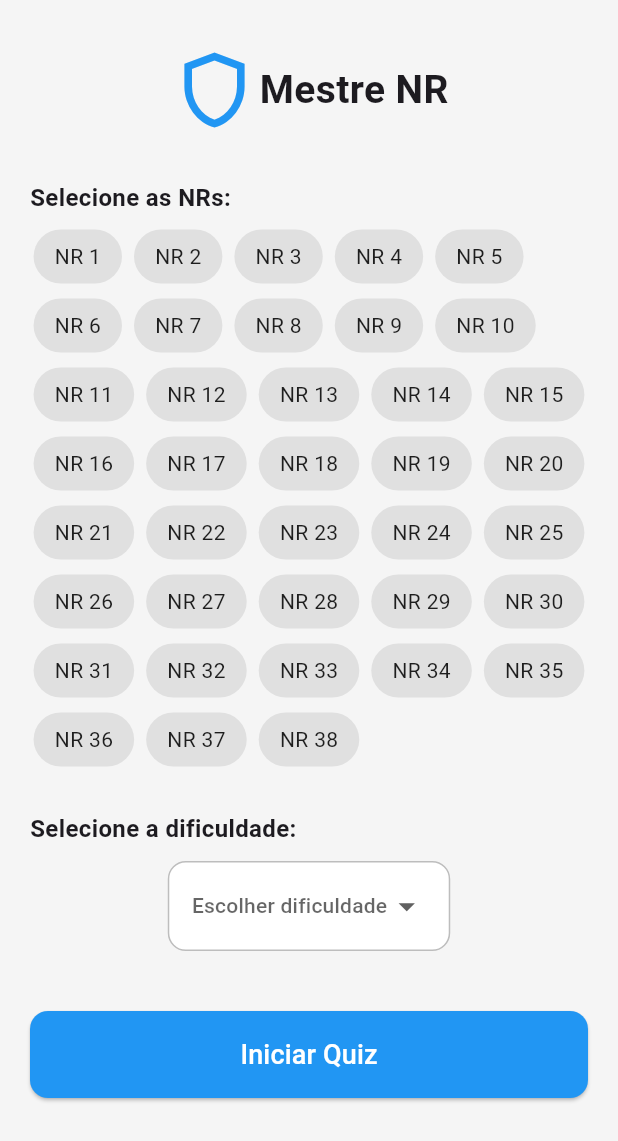
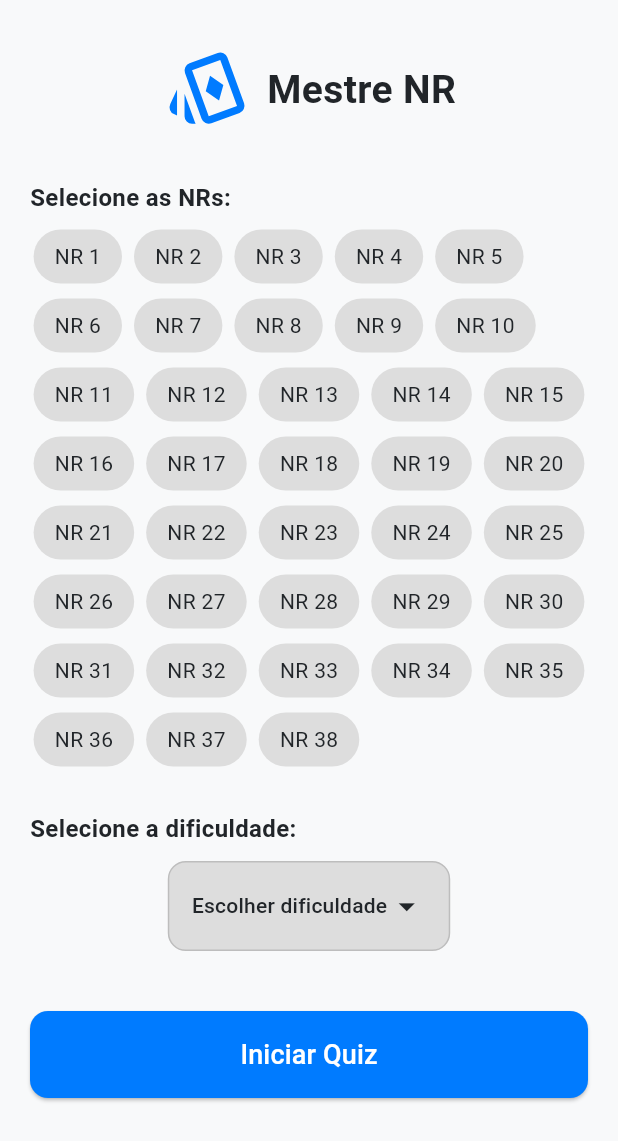
Before and after one commit to VorAd2/mestre-nr-quiz, a Flutter app: the screen it shows after launch, on a phone screen of 412 x 824 dp. Shown: the top 1141 px of the screen. Run offline on Flutter 3.47's test engine with Material 3 defaults, Android fonts, the phone set to English and light mode, and no system bars; our stand-ins replace flutter_svg.

Commit message:
Algumas mudanças nas paletas

```diff
--- a/lib/app/my_app.dart
+++ b/lib/app/my_app.dart
@@ -1,4 +1,5 @@
 import 'package:flutter/material.dart';
+import 'package:mestre_nr/core/theme/app_colors.dart';
 import 'package:mestre_nr/quiz/home_page.dart';
 
 class MyApp extends StatelessWidget {
@@ -7,10 +8,10 @@ class MyApp extends StatelessWidget {
   @override
   Widget build(BuildContext context) {
     return MaterialApp(
-      title: 'Flutter Demo',
-      theme: ThemeData(
-        colorScheme: ColorScheme.fromSeed(seedColor: Colors.deepPurple),
-      ),
+      title: 'Mestre NR',
+      theme: lightTheme,
+      darkTheme: darkTheme,
+      themeMode: ThemeMode.light,
       home: const HomePage(),
     );
   }
--- a/lib/core/theme/app_colors.dart
+++ b/lib/core/theme/app_colors.dart
@@ -4,26 +4,34 @@ class AppColors {
   static const Color lightPrimary = Color(0xFF007BFF);
   static const Color lightSecondary = Color(0xFFFFC107);
   static const Color lightBackground = Color(0xFFF8F9FA);
+  static const Color lightGray = Color.fromARGB(255, 221, 221, 221);
+  static const Color darkGray = Color.fromARGB(255, 197, 197, 197);
   static const Color lightText = Color(0xFF212529);
   static const Color lightSuccess = Color(0xFF28A745);
   static const Color darkPrimary = Color(0xFF4CAF50);
   static const Color darkSecondary = Color(0xFFFF9800);
   static const Color darkBackground = Color(0xFF1E1E1E);
   static const Color darkSurface = Color(0xFF2C2C2C);
-  static const Color darkText = Color(0xFFFFFFFF);
+  static const Color darkText = Color.fromARGB(255, 237, 237, 238);
 }
 
 class AppColorScheme extends ThemeExtension<AppColorScheme> {
   final Color success;
-  final Color surface;
+  final Color background;
+  final Color text;
 
-  const AppColorScheme({required this.success, required this.surface});
+  const AppColorScheme({
+    required this.success,
+    required this.background,
+    required this.text,
+  });
 
   @override
-  AppColorScheme copyWith({Color? success, Color? surface}) {
+  AppColorScheme copyWith({Color? success, Color? background, Color? text}) {
     return AppColorScheme(
       success: success ?? this.success,
-      surface: surface ?? this.surface,
+      background: background ?? this.background,
+      text: text ?? this.text,
     );
   }
 
@@ -32,7 +40,8 @@ class AppColorScheme extends ThemeExtension<AppColorScheme> {
     if (other is! AppColorScheme) return this;
     return AppColorScheme(
       success: Color.lerp(success, other.success, t)!,
-      surface: Color.lerp(surface, other.surface, t)!,
+      background: Color.lerp(background, other.background, t)!,
+      text: Color.lerp(text, other.text, t)!,
     );
   }
 }
@@ -42,13 +51,17 @@ ThemeData lightTheme = ThemeData(
   colorScheme: ColorScheme.light(
     primary: AppColors.lightPrimary,
     secondary: AppColors.lightSecondary,
-    surface: AppColors.lightBackground,
+    surface: AppColors.lightGray,
     onSurface: AppColors.lightText,
     onPrimary: Colors.white,
     onSecondary: Colors.black,
   ),
   extensions: const [
-    AppColorScheme(success: AppColors.lightSuccess, surface: Colors.white),
+    AppColorScheme(
+      success: AppColors.lightSuccess,
+      background: AppColors.lightBackground,
+      text: AppColors.lightText,
+    ),
   ],
 );
 
@@ -57,15 +70,16 @@ ThemeData darkTheme = ThemeData(
   colorScheme: ColorScheme.dark(
     primary: AppColors.darkPrimary,
     secondary: AppColors.darkSecondary,
-    surface: AppColors.darkSurface,
-    onSurface: AppColors.darkText,
+    surface: AppColors.darkGray,
+    onSurface: Colors.black,
     onPrimary: Colors.white,
     onSecondary: Colors.white,
   ),
   extensions: const [
     AppColorScheme(
       success: AppColors.darkPrimary,
-      surface: AppColors.darkSurface,
+      background: AppColors.darkBackground,
+      text: AppColors.darkText,
     ),
   ],
 );
--- a/lib/quiz/home_page.dart
+++ b/lib/quiz/home_page.dart
@@ -1,4 +1,6 @@
 import 'package:flutter/material.dart';
+import 'package:flutter_svg/flutter_svg.dart';
+import 'package:mestre_nr/core/theme/app_colors.dart';
 
 const double mobileBreakpoint = 600;
 const double tabletBreakpoint = 900;
@@ -21,8 +23,11 @@ class _HomePageState extends State<HomePage> {
 
   @override
   Widget build(BuildContext context) {
+    final colors = Theme.of(context).colorScheme;
+    final custom = Theme.of(context).extension<AppColorScheme>()!;
+
     return Scaffold(
-      backgroundColor: Colors.grey[100],
+      backgroundColor: custom.background,
       body: SafeArea(
         child: LayoutBuilder(
           builder: (context, constraints) {
@@ -48,17 +53,22 @@ class _HomePageState extends State<HomePage> {
                   Row(
                     mainAxisAlignment: MainAxisAlignment.center,
                     children: [
-                      Icon(
-                        Icons.shield_outlined,
-                        size: isMobile(width) ? 60 : 90,
-                        color: Colors.blue,
+                      SvgPicture.asset(
+                        'assets/icons/logo.svg',
+                        width: isMobile(width) ? 60 : 90,
+                        height: isMobile(width) ? 60 : 90,
+                        colorFilter: ColorFilter.mode(
+                          colors.primary,
+                          BlendMode.srcIn,
+                        ),
                       ),
-                      const SizedBox(height: 10),
+                      const SizedBox(width: 10),
                       Text(
                         "Mestre NR",
                         style: TextStyle(
                           fontSize: titleSize,
                           fontWeight: FontWeight.bold,
+                          color: custom.text,
                         ),
                       ),
                     ],
@@ -72,11 +82,12 @@ class _HomePageState extends State<HomePage> {
                       style: TextStyle(
                         fontSize: sectionTitleSize,
                         fontWeight: FontWeight.w600,
+                        color: custom.text,
                       ),
                     ),
                   ),
                   const SizedBox(height: 10),
-                  getWrap(width, badgeFontSize),
+                  getWrap(width, badgeFontSize, colors),
                   SizedBox(height: verticalSpacing * 1.5),
 
                   Align(
@@ -86,17 +97,19 @@ class _HomePageState extends State<HomePage> {
                       style: TextStyle(
                         fontSize: sectionTitleSize,
                         fontWeight: FontWeight.w600,
+                        color: custom.text,
                       ),
                     ),
                   ),
                   const SizedBox(height: 10),
-                  getDropdown(width, badgeFontSize),
+                  getDropdown(width, badgeFontSize, colors),
                   SizedBox(height: verticalSpacing * 2),
 
                   getStartBtn(
                     width: width,
                     badgeFontSize: badgeFontSize,
                     buttonFontSize: buttonFontSize,
+                    colors: colors,
                   ),
                   SizedBox(height: verticalSpacing),
                 ],
@@ -108,7 +121,7 @@ class _HomePageState extends State<HomePage> {
     );
   }
 
-  Widget getWrap(double width, double badgeFontSize) {
+  Widget getWrap(double width, double badgeFontSize, ColorScheme colors) {
     return Wrap(
       spacing: 8,
       runSpacing: 10,
@@ -128,14 +141,14 @@ class _HomePageState extends State<HomePage> {
               horizontal: isMobile(width) ? 14 : 20,
             ),
             decoration: BoxDecoration(
-              color: selected ? Colors.blue : Colors.grey.shade300,
+              color: selected ? colors.primary : colors.surface,
               borderRadius: BorderRadius.circular(20),
             ),
             child: Text(
               "NR $nr",
               style: TextStyle(
                 fontSize: badgeFontSize,
-                color: selected ? Colors.white : Colors.black87,
+                color: selected ? Colors.white : colors.onSurface,
                 fontWeight: selected ? FontWeight.bold : FontWeight.w400,
               ),
             ),
@@ -145,11 +158,11 @@ class _HomePageState extends State<HomePage> {
     );
   }
 
-  Widget getDropdown(double width, double badgeFontSize) {
+  Widget getDropdown(double width, double badgeFontSize, ColorScheme colors) {
     return Container(
       padding: const EdgeInsets.symmetric(horizontal: 15, vertical: 5),
       decoration: BoxDecoration(
-        color: Colors.white,
+        color: colors.surface,
         borderRadius: BorderRadius.circular(12),
         border: Border.all(color: Colors.grey.shade400),
       ),
@@ -157,10 +170,14 @@ class _HomePageState extends State<HomePage> {
         child: DropdownButton<String>(
           hint: Text(
             "Escolher dificuldade",
-            style: TextStyle(fontSize: badgeFontSize),
+            style: TextStyle(fontSize: badgeFontSize, color: colors.onSurface),
           ),
           value: selectedDifficulty,
-          icon: Icon(Icons.arrow_drop_down, size: isMobile(width) ? 26 : 30),
+          icon: Icon(
+            Icons.arrow_drop_down,
+            size: isMobile(width) ? 26 : 30,
+            color: colors.onSurface,
+          ),
           items: const [
             DropdownMenuItem(value: "Fácil", child: Text("Fácil")),
             DropdownMenuItem(value: "Médio", child: Text("Médio")),
@@ -178,12 +195,13 @@ class _HomePageState extends State<HomePage> {
     required double width,
     required double badgeFontSize,
     required double buttonFontSize,
+    required ColorScheme colors,
   }) {
     return SizedBox(
       width: double.infinity,
       child: ElevatedButton(
         style: ElevatedButton.styleFrom(
-          backgroundColor: Colors.blue,
+          backgroundColor: colors.primary,
           padding: EdgeInsets.symmetric(vertical: isMobile(width) ? 16 : 22),
           shape: RoundedRectangleBorder(
             borderRadius: BorderRadius.circular(12),
```
Also changed, not shown: pubspec.yaml (+5 -66 lines), assets/icons/logo.svg (added), pubspec.lock.
